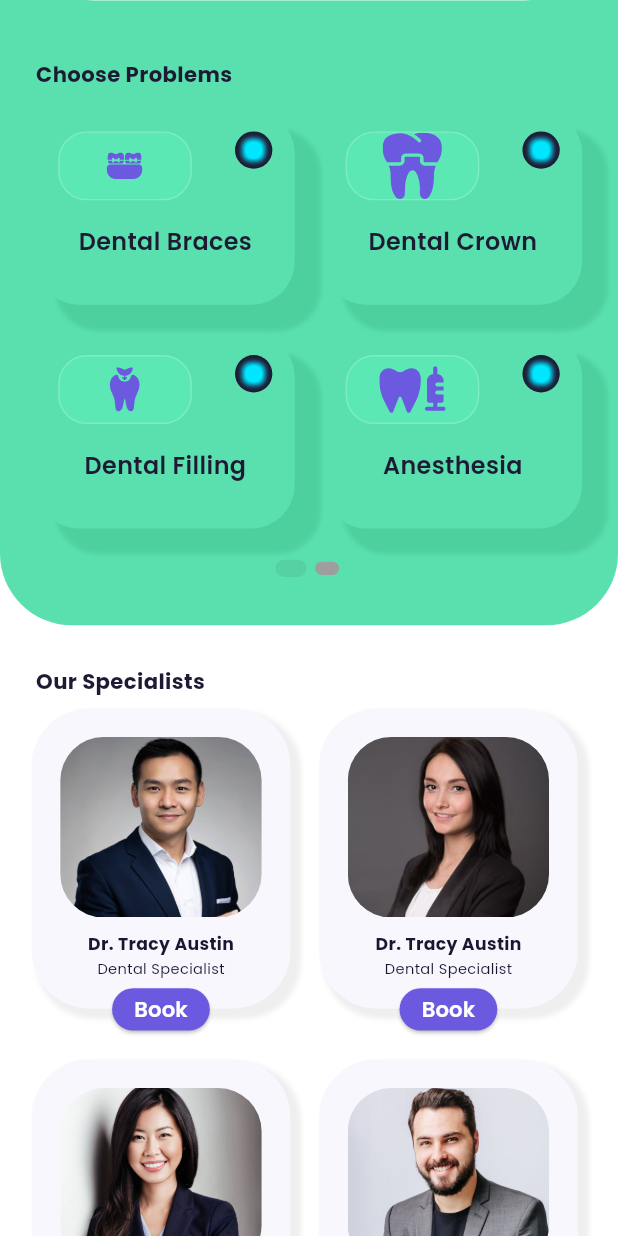
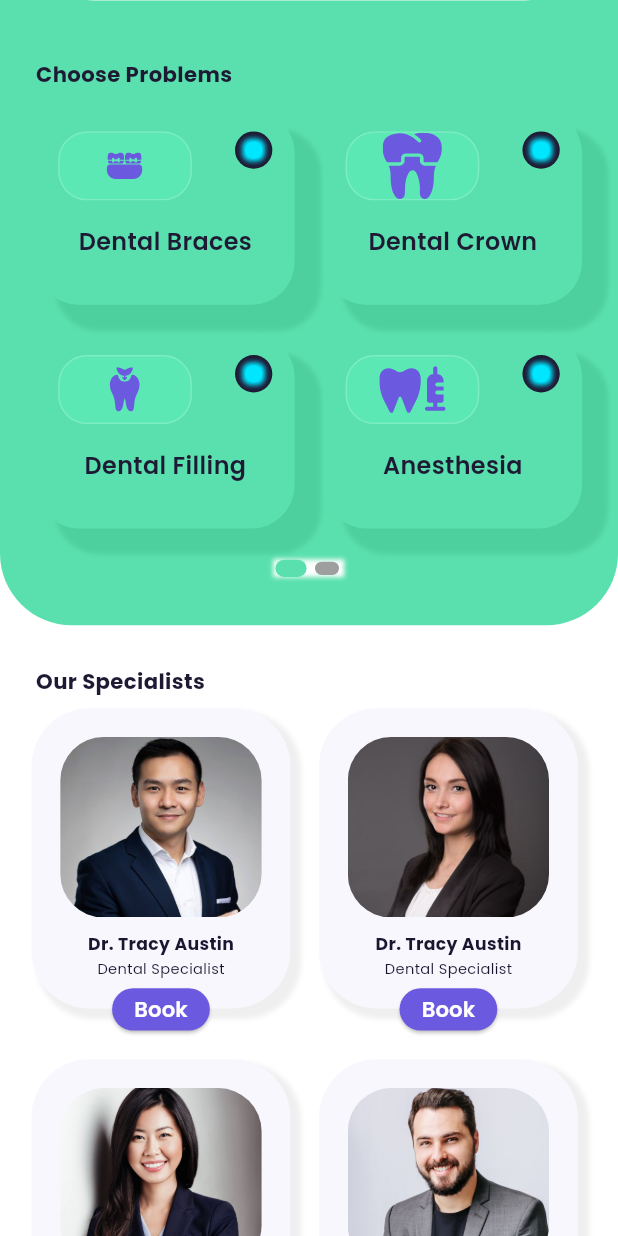
Before and after one commit to yashjoshi007/test_2, a Flutter app: the screen it shows after launch, scrolled down 576 dp, on a phone screen of 412 x 824 dp. Run offline on Flutter 3.47's test engine with Material 3 defaults, Android fonts, the phone set to English and light mode, and no system bars; drawn by our look-alikes of smooth_page_indicator; our stand-ins replace cached_network_image, connectivity_plus, flutter_svg, flutter_svg_provider, shared_preferences.

Commit message:
changed slider

```diff
--- a/lib/presentation/home_screen/home_screen.dart
+++ b/lib/presentation/home_screen/home_screen.dart
@@ -140,17 +140,27 @@ class HomeScreenState extends State<HomeScreen> {
               },
             ),
             SizedBox(height: 25.v),
-            SizedBox(
+        Container(
           height: 10.v,
+          decoration: BoxDecoration(
+            boxShadow: [
+              BoxShadow(
+                color: Colors.white, // Shadow color
+                spreadRadius: 2.h,
+                blurRadius: 2.h,
+                offset: Offset(0, 0), // Shadow position
+              ),
+            ],
+          ),
           child: AnimatedSmoothIndicator(
             activeIndex: 0,
             count: 2,
             effect: ScrollingDotsEffect(
-                  activeDotColor: Color(0X1212121D),
+              activeDotColor: Color(0xFF5AE0AE),
               dotHeight: 10.v,
             ),
           ),
-            ),
+        )
           ],
         ),
       ),
```
Lines whose indentation alone changed are shown as unchanged.
